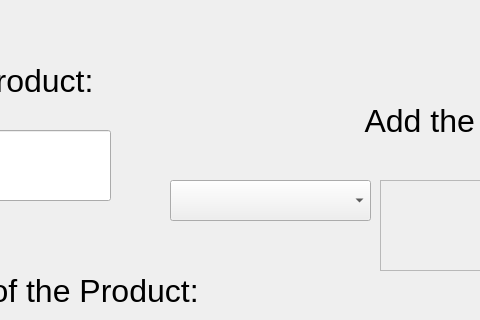
Above: addproduct.ui from SabinGhost19/OOP-Project before the change; both pictures show x 340 to 820 and y 0 to 320 of the 1284 by 762 pixel window. Below: the same form after it.
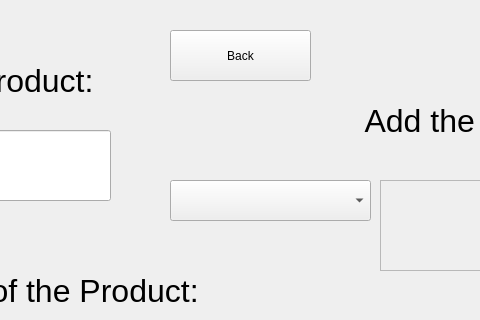
That is the form after the change.

Patch:
```diff
--- a/addproduct.ui
+++ b/addproduct.ui
@@ -210,6 +210,19 @@
     </rect>
    </property>
   </widget>
+  <widget class="QPushButton" name="Back">
+   <property name="geometry">
+    <rect>
+     <x>510</x>
+     <y>30</y>
+     <width>141</width>
+     <height>51</height>
+    </rect>
+   </property>
+   <property name="text">
+    <string>Back</string>
+   </property>
+  </widget>
  </widget>
  <resources/>
  <connections/>
```
